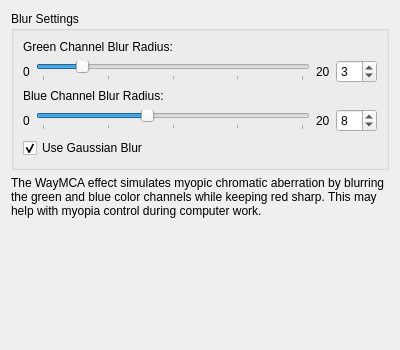
Qt form contents/ui/config.ui (clsty/waymca) before a commit.
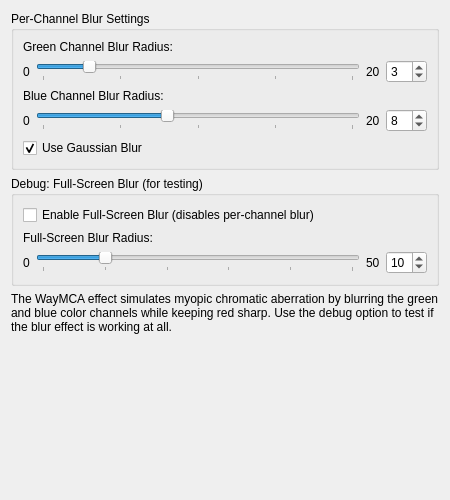
The same form after that commit.

Commit message: Add debug full-screen blur option and fix shader issues

```diff
--- a/contents/ui/config.ui
+++ b/contents/ui/config.ui
@@ -6,15 +6,15 @@
    <rect>
     <x>0</x>
     <y>0</y>
-    <width>400</width>
-    <height>350</height>
+    <width>450</width>
+    <height>500</height>
    </rect>
   </property>
   <layout class="QVBoxLayout" name="verticalLayout">
    <item>
     <widget class="QGroupBox" name="groupBox">
      <property name="title">
-      <string>Blur Settings</string>
+      <string>Per-Channel Blur Settings</string>
      </property>
      <layout class="QVBoxLayout" name="verticalLayout_2">
       <item>
@@ -150,10 +150,89 @@
      </layout>
     </widget>
    </item>
+   <item>
+    <widget class="QGroupBox" name="groupBox_2">
+     <property name="title">
+      <string>Debug: Full-Screen Blur (for testing)</string>
+     </property>
+     <layout class="QVBoxLayout" name="verticalLayout_3">
+      <item>
+       <widget class="QCheckBox" name="kcfg_FullScreenBlur">
+        <property name="text">
+         <string>Enable Full-Screen Blur (disables per-channel blur)</string>
+        </property>
+        <property name="checked">
+         <bool>false</bool>
+        </property>
+       </widget>
+      </item>
+      <item>
+       <widget class="QLabel" name="label_8">
+        <property name="text">
+         <string>Full-Screen Blur Radius:</string>
+        </property>
+       </widget>
+      </item>
+      <item>
+       <layout class="QHBoxLayout" name="horizontalLayout_3">
+        <item>
+         <widget class="QLabel" name="label_9">
+          <property name="text">
+           <string>0</string>
+          </property>
+         </widget>
+        </item>
+        <item>
+         <widget class="QSlider" name="kcfg_FullScreenBlurRadius">
+          <property name="minimum">
+           <number>0</number>
+          </property>
+          <property name="maximum">
+           <number>50</number>
+          </property>
+          <property name="value">
+           <number>10</number>
+          </property>
+          <property name="orientation">
+           <enum>Qt::Horizontal</enum>
+          </property>
+          <property name="tickPosition">
+           <enum>QSlider::TicksBelow</enum>
+          </property>
+          <property name="tickInterval">
+           <number>10</number>
+          </property>
+         </widget>
+        </item>
+        <item>
+         <widget class="QLabel" name="label_10">
+          <property name="text">
+           <string>50</string>
+          </property>
+         </widget>
+        </item>
+        <item>
+         <widget class="QSpinBox" name="kcfg_FullScreenBlurRadius_spinbox">
+          <property name="minimum">
+           <number>0</number>
+          </property>
+          <property name="maximum">
+           <number>50</number>
+          </property>
+          <property name="value">
+           <number>10</number>
+          </property>
+         </widget>
+        </item>
+       </layout>
+      </item>
+     </layout>
+    </widget>
+   </item>
    <item>
     <widget class="QLabel" name="label_7">
      <property name="text">
-      <string>The WayMCA effect simulates myopic chromatic aberration by blurring the green and blue color channels while keeping red sharp. This may help with myopia control during computer work.</string>
+      <string>The WayMCA effect simulates myopic chromatic aberration by blurring the green and blue color channels while keeping red sharp. Use the debug option to test if the blur effect is working at all.</string>
      </property>
      <property name="wordWrap">
       <bool>true</bool>
```
Left out of the diff: 12 changed lines with no effect on the pictures. The commit also changes 3 other files.
